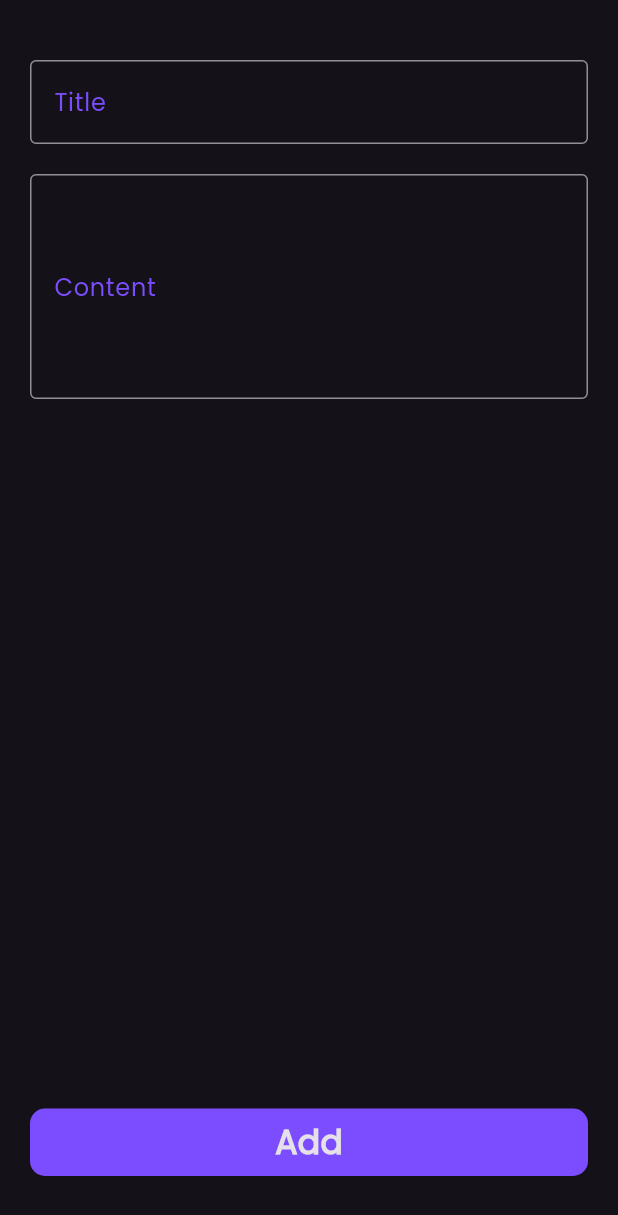
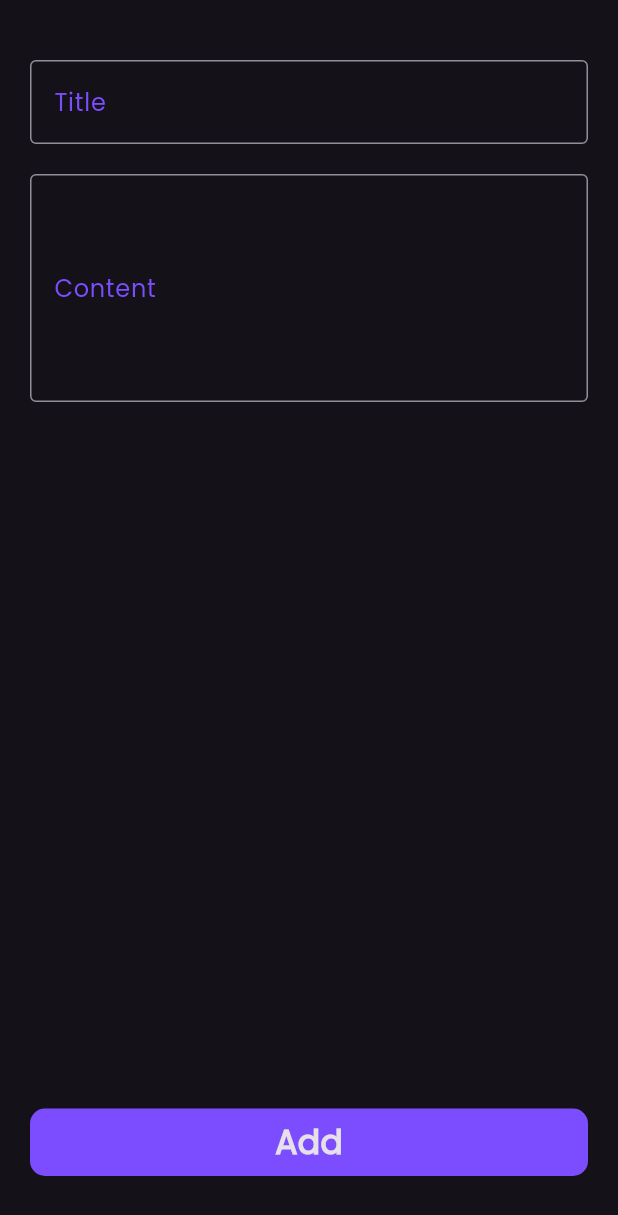
Before and after one commit to ahmedjamal22290/Notes_App, a Flutter app: the AddNoteBottomSheet widget shown alone on an empty page, opened directly, on a phone screen of 412 x 824 dp. Shown: the top 1215 px of the screen. Run offline on Flutter 3.47's test engine with Material 3 defaults, Android fonts, the phone set to English and light mode, and no system bars.

Commit message:
use MediaQuery widget for screen and fix some issues

```diff
--- a/lib/widgets/add_note_bottomSheet.dart
+++ b/lib/widgets/add_note_bottomSheet.dart
@@ -26,12 +26,8 @@ class AddNoteBottomSheet extends StatelessWidget {
             ),
           ),
           const SizedBox(height: 20),
-          SizedBox(
-            height: 150,
-            child: TextField(
-              maxLines: null,
-              minLines: null,
-              expands: true,
+          TextField(
+            maxLines: 5,
             decoration: InputDecoration(
               labelStyle: const TextStyle(color: Colors.deepPurpleAccent),
               labelText: "Content",
@@ -46,11 +42,10 @@ class AddNoteBottomSheet extends StatelessWidget {
               ),
             ),
           ),
-          ),
-          Spacer(),
+          const Spacer(),
           Container(
             height: 45,
-            width: double.infinity,
+            width: MediaQuery.of(context).size.width, //all width of screen
             decoration: BoxDecoration(
               borderRadius: BorderRadius.circular(10),
               color: Colors.deepPurpleAccent,
```
Lines whose indentation alone changed are shown as unchanged.
